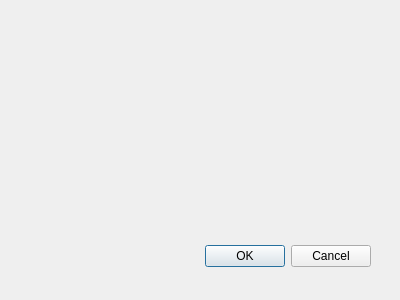
First picture: the form in qt/lc_qminifigdialog.ui, repository ldraw-linux/leocad, before the edit.
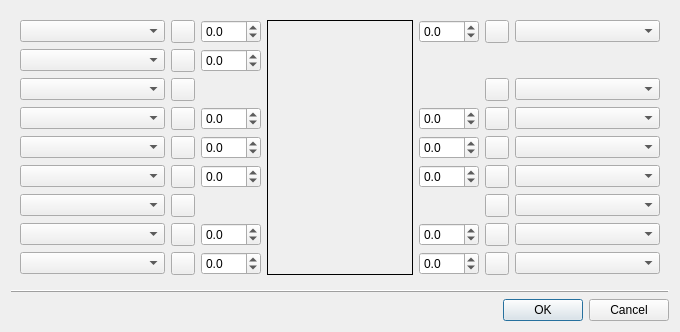
Second picture: the form after the edit.

Commit message: Added minifig dialog widgets.

```diff
--- a/qt/lc_qminifigdialog.ui
+++ b/qt/lc_qminifigdialog.ui
@@ -8,29 +8,468 @@
    <rect>
     <x>0</x>
     <y>0</y>
-    <width>400</width>
-    <height>300</height>
+    <width>680</width>
+    <height>316</height>
    </rect>
   </property>
   <property name="windowTitle">
    <string>Dialog</string>
   </property>
-  <widget class="QDialogButtonBox" name="buttonBox">
-   <property name="geometry">
-    <rect>
-     <x>30</x>
-     <y>240</y>
-     <width>341</width>
-     <height>32</height>
-    </rect>
-   </property>
-   <property name="orientation">
-    <enum>Qt::Horizontal</enum>
-   </property>
-   <property name="standardButtons">
-    <set>QDialogButtonBox::Cancel|QDialogButtonBox::Ok</set>
-   </property>
-  </widget>
+  <layout class="QVBoxLayout" name="verticalLayout">
+   <item>
+    <widget class="QWidget" name="widget" native="true">
+     <layout class="QGridLayout" name="gridLayout">
+      <item row="0" column="0">
+       <widget class="QComboBox" name="comboBox"/>
+      </item>
+      <item row="0" column="1">
+       <widget class="QToolButton" name="toolButton">
+        <property name="text">
+         <string/>
+        </property>
+       </widget>
+      </item>
+      <item row="0" column="2">
+       <widget class="QDoubleSpinBox" name="doubleSpinBox">
+        <property name="maximumSize">
+         <size>
+          <width>60</width>
+          <height>16777215</height>
+         </size>
+        </property>
+        <property name="decimals">
+         <number>1</number>
+        </property>
+        <property name="minimum">
+         <double>-360.000000000000000</double>
+        </property>
+        <property name="maximum">
+         <double>360.000000000000000</double>
+        </property>
+       </widget>
+      </item>
+      <item row="0" column="3" rowspan="9">
+       <widget class="QFrame" name="minifigFrame">
+        <property name="frameShape">
+         <enum>QFrame::Panel</enum>
+        </property>
+        <property name="frameShadow">
+         <enum>QFrame::Plain</enum>
+        </property>
+       </widget>
+      </item>
+      <item row="0" column="4">
+       <widget class="QDoubleSpinBox" name="doubleSpinBox_8">
+        <property name="maximumSize">
+         <size>
+          <width>60</width>
+          <height>16777215</height>
+         </size>
+        </property>
+        <property name="decimals">
+         <number>1</number>
+        </property>
+        <property name="minimum">
+         <double>-360.000000000000000</double>
+        </property>
+        <property name="maximum">
+         <double>360.000000000000000</double>
+        </property>
+       </widget>
+      </item>
+      <item row="0" column="5">
+       <widget class="QToolButton" name="toolButton_10">
+        <property name="text">
+         <string/>
+        </property>
+       </widget>
+      </item>
+      <item row="0" column="6">
+       <widget class="QComboBox" name="comboBox_10"/>
+      </item>
+      <item row="1" column="0">
+       <widget class="QComboBox" name="comboBox_2"/>
+      </item>
+      <item row="1" column="1">
+       <widget class="QToolButton" name="toolButton_2">
+        <property name="text">
+         <string/>
+        </property>
+       </widget>
+      </item>
+      <item row="1" column="2">
+       <widget class="QDoubleSpinBox" name="doubleSpinBox_2">
+        <property name="maximumSize">
+         <size>
+          <width>60</width>
+          <height>16777215</height>
+         </size>
+        </property>
+        <property name="decimals">
+         <number>1</number>
+        </property>
+        <property name="minimum">
+         <double>-360.000000000000000</double>
+        </property>
+        <property name="maximum">
+         <double>360.000000000000000</double>
+        </property>
+       </widget>
+      </item>
+      <item row="2" column="0">
+       <widget class="QComboBox" name="comboBox_3"/>
+      </item>
+      <item row="2" column="1">
+       <widget class="QToolButton" name="toolButton_3">
+        <property name="text">
+         <string/>
+        </property>
+       </widget>
+      </item>
+      <item row="2" column="5">
+       <widget class="QToolButton" name="toolButton_17">
+        <property name="text">
+         <string/>
+        </property>
+       </widget>
+      </item>
+      <item row="2" column="6">
+       <widget class="QComboBox" name="comboBox_11"/>
+      </item>
+      <item row="3" column="0">
+       <widget class="QComboBox" name="comboBox_4"/>
+      </item>
+      <item row="3" column="1">
+       <widget class="QToolButton" name="toolButton_4">
+        <property name="text">
+         <string/>
+        </property>
+       </widget>
+      </item>
+      <item row="3" column="2">
+       <widget class="QDoubleSpinBox" name="doubleSpinBox_3">
+        <property name="maximumSize">
+         <size>
+          <width>60</width>
+          <height>16777215</height>
+         </size>
+        </property>
+        <property name="decimals">
+         <number>1</number>
+        </property>
+        <property name="minimum">
+         <double>-360.000000000000000</double>
+        </property>
+        <property name="maximum">
+         <double>360.000000000000000</double>
+        </property>
+       </widget>
+      </item>
+      <item row="3" column="4">
+       <widget class="QDoubleSpinBox" name="doubleSpinBox_9">
+        <property name="maximumSize">
+         <size>
+          <width>60</width>
+          <height>16777215</height>
+         </size>
+        </property>
+        <property name="decimals">
+         <number>1</number>
+        </property>
+        <property name="minimum">
+         <double>-360.000000000000000</double>
+        </property>
+        <property name="maximum">
+         <double>360.000000000000000</double>
+        </property>
+       </widget>
+      </item>
+      <item row="3" column="5">
+       <widget class="QToolButton" name="toolButton_11">
+        <property name="text">
+         <string/>
+        </property>
+       </widget>
+      </item>
+      <item row="3" column="6">
+       <widget class="QComboBox" name="comboBox_12"/>
+      </item>
+      <item row="4" column="0">
+       <widget class="QComboBox" name="comboBox_5"/>
+      </item>
+      <item row="4" column="1">
+       <widget class="QToolButton" name="toolButton_5">
+        <property name="text">
+         <string/>
+        </property>
+       </widget>
+      </item>
+      <item row="4" column="2">
+       <widget class="QDoubleSpinBox" name="doubleSpinBox_4">
+        <property name="maximumSize">
+         <size>
+          <width>60</width>
+          <height>16777215</height>
+         </size>
+        </property>
+        <property name="decimals">
+         <number>1</number>
+        </property>
+        <property name="minimum">
+         <double>-360.000000000000000</double>
+        </property>
+        <property name="maximum">
+         <double>360.000000000000000</double>
+        </property>
+       </widget>
+      </item>
+      <item row="4" column="4">
+       <widget class="QDoubleSpinBox" name="doubleSpinBox_10">
+        <property name="maximumSize">
+         <size>
+          <width>60</width>
+          <height>16777215</height>
+         </size>
+        </property>
+        <property name="decimals">
+         <number>1</number>
+        </property>
+        <property name="minimum">
+         <double>-360.000000000000000</double>
+        </property>
+        <property name="maximum">
+         <double>360.000000000000000</double>
+        </property>
+       </widget>
+      </item>
+      <item row="4" column="5">
+       <widget class="QToolButton" name="toolButton_12">
+        <property name="text">
+         <string/>
+        </property>
+       </widget>
+      </item>
+      <item row="4" column="6">
+       <widget class="QComboBox" name="comboBox_13"/>
+      </item>
+      <item row="5" column="0">
+       <widget class="QComboBox" name="comboBox_6"/>
+      </item>
+      <item row="5" column="1">
+       <widget class="QToolButton" name="toolButton_6">
+        <property name="text">
+         <string/>
+        </property>
+       </widget>
+      </item>
+      <item row="5" column="2">
+       <widget class="QDoubleSpinBox" name="doubleSpinBox_5">
+        <property name="maximumSize">
+         <size>
+          <width>60</width>
+          <height>16777215</height>
+         </size>
+        </property>
+        <property name="decimals">
+         <number>1</number>
+        </property>
+        <property name="minimum">
+         <double>-360.000000000000000</double>
+        </property>
+        <property name="maximum">
+         <double>360.000000000000000</double>
+        </property>
+       </widget>
+      </item>
+      <item row="5" column="4">
+       <widget class="QDoubleSpinBox" name="doubleSpinBox_11">
+        <property name="maximumSize">
+         <size>
+          <width>60</width>
+          <height>16777215</height>
+         </size>
+        </property>
+        <property name="decimals">
+         <number>1</number>
+        </property>
+        <property name="minimum">
+         <double>-360.000000000000000</double>
+        </property>
+        <property name="maximum">
+         <double>360.000000000000000</double>
+        </property>
+       </widget>
+      </item>
+      <item row="5" column="5">
+       <widget class="QToolButton" name="toolButton_13">
+        <property name="text">
+         <string/>
+        </property>
+       </widget>
+      </item>
+      <item row="5" column="6">
+       <widget class="QComboBox" name="comboBox_14"/>
+      </item>
+      <item row="6" column="0">
+       <widget class="QComboBox" name="comboBox_7"/>
+      </item>
+      <item row="6" column="1">
+       <widget class="QToolButton" name="toolButton_7">
+        <property name="text">
+         <string/>
+        </property>
+       </widget>
+      </item>
+      <item row="6" column="5">
+       <widget class="QToolButton" name="toolButton_16">
+        <property name="text">
+         <string/>
+        </property>
+       </widget>
+      </item>
+      <item row="6" column="6">
+       <widget class="QComboBox" name="comboBox_15"/>
+      </item>
+      <item row="7" column="0">
+       <widget class="QComboBox" name="comboBox_8"/>
+      </item>
+      <item row="7" column="1">
+       <widget class="QToolButton" name="toolButton_8">
+        <property name="text">
+         <string/>
+        </property>
+       </widget>
+      </item>
+      <item row="7" column="2">
+       <widget class="QDoubleSpinBox" name="doubleSpinBox_6">
+        <property name="maximumSize">
+         <size>
+          <width>60</width>
+          <height>16777215</height>
+         </size>
+        </property>
+        <property name="decimals">
+         <number>1</number>
+        </property>
+        <property name="minimum">
+         <double>-360.000000000000000</double>
+        </property>
+        <property name="maximum">
+         <double>360.000000000000000</double>
+        </property>
+       </widget>
+      </item>
+      <item row="7" column="4">
+       <widget class="QDoubleSpinBox" name="doubleSpinBox_12">
+        <property name="maximumSize">
+         <size>
+          <width>60</width>
+          <height>16777215</height>
+         </size>
+        </property>
+        <property name="decimals">
+         <number>1</number>
+        </property>
+        <property name="minimum">
+         <double>-360.000000000000000</double>
+        </property>
+        <property name="maximum">
+         <double>360.000000000000000</double>
+        </property>
+       </widget>
+      </item>
+      <item row="7" column="5">
+       <widget class="QToolButton" name="toolButton_14">
+        <property name="text">
+         <string/>
+        </property>
+       </widget>
+      </item>
+      <item row="7" column="6">
+       <widget class="QComboBox" name="comboBox_16"/>
+      </item>
+      <item row="8" column="0">
+       <widget class="QComboBox" name="comboBox_9"/>
+      </item>
+      <item row="8" column="1">
+       <widget class="QToolButton" name="toolButton_9">
+        <property name="text">
+         <string/>
+        </property>
+       </widget>
+      </item>
+      <item row="8" column="2">
+       <widget class="QDoubleSpinBox" name="doubleSpinBox_7">
+        <property name="maximumSize">
+         <size>
+          <width>60</width>
+          <height>16777215</height>
+         </size>
+        </property>
+        <property name="decimals">
+         <number>1</number>
+        </property>
+        <property name="minimum">
+         <double>-360.000000000000000</double>
+        </property>
+        <property name="maximum">
+         <double>360.000000000000000</double>
+        </property>
+       </widget>
+      </item>
+      <item row="8" column="4">
+       <widget class="QDoubleSpinBox" name="doubleSpinBox_13">
+        <property name="maximumSize">
+         <size>
+          <width>60</width>
+          <height>16777215</height>
+         </size>
+        </property>
+        <property name="decimals">
+         <number>1</number>
+        </property>
+        <property name="minimum">
+         <double>-360.000000000000000</double>
+        </property>
+        <property name="maximum">
+         <double>360.000000000000000</double>
+        </property>
+       </widget>
+      </item>
+      <item row="8" column="5">
+       <widget class="QToolButton" name="toolButton_15">
+        <property name="text">
+         <string/>
+        </property>
+       </widget>
+      </item>
+      <item row="8" column="6">
+       <widget class="QComboBox" name="comboBox_17"/>
+      </item>
+     </layout>
+    </widget>
+   </item>
+   <item>
+    <widget class="QFrame" name="frame">
+     <property name="frameShape">
+      <enum>QFrame::HLine</enum>
+     </property>
+     <property name="frameShadow">
+      <enum>QFrame::Raised</enum>
+     </property>
+    </widget>
+   </item>
+   <item>
+    <widget class="QDialogButtonBox" name="buttonBox">
+     <property name="orientation">
+      <enum>Qt::Horizontal</enum>
+     </property>
+     <property name="standardButtons">
+      <set>QDialogButtonBox::Cancel|QDialogButtonBox::Ok</set>
+     </property>
+    </widget>
+   </item>
+  </layout>
  </widget>
  <pixmapfunction/>
  <resources/>
```
Left out of the diff: 5 changed lines with no effect on the pictures. The commit also changes 6 other files.
